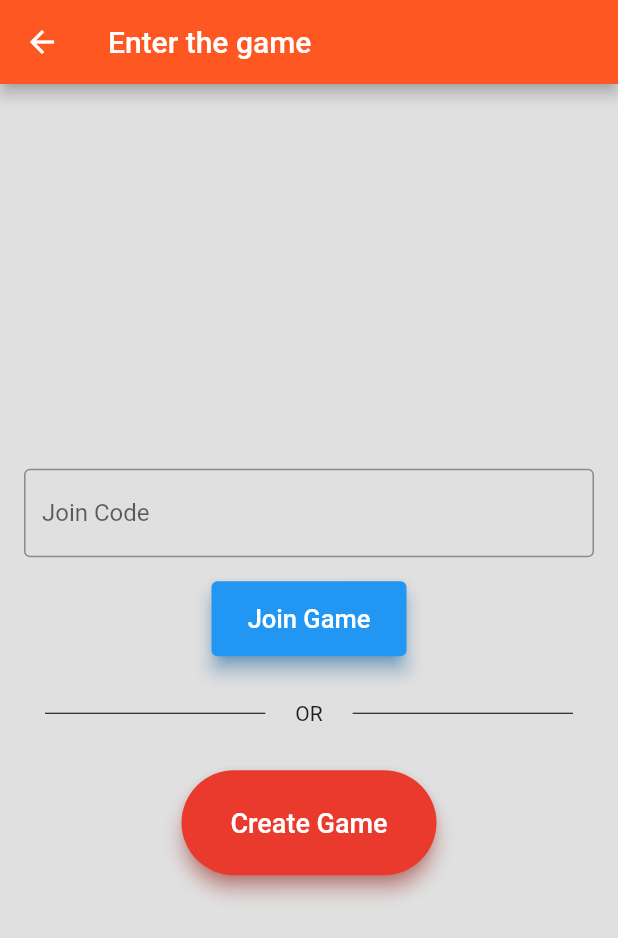
After one commit to Assassinators-who-s-next/Sign-In-Authentication-Who-s-Next, a Flutter app: the LoggedInJoinCreatePage screen opened directly, on a phone screen of 412 x 824 dp. The commit adds this screen. Shown: the top 938 px of the screen. Run offline on Flutter 3.47's test engine with Material 2 defaults, Android fonts, the phone set to English and light mode, and no system bars; our stand-ins replace cloud_firestore, firebase_auth, firebase_core, firebase_storage, google_sign_in, shared_preferences; accounts and stored records are empty.

Commit message:
Actually fixed nav when logged in join/create

```diff
--- a/lib/components/game_list_drawer.dart
+++ b/lib/components/game_list_drawer.dart
@@ -1,6 +1,8 @@
 import 'package:flutter/material.dart';
 import 'package:flutter/widgets.dart';
 import 'package:basic_auth/pages/join_create_game_page.dart';
+
+import '../pages/logged_in_join_create_game_page.dart';
 
 class GameListDrawer extends StatelessWidget {
   const GameListDrawer({super.key, required this.numActiveGames, required this.screenWidth, required this.screenHeight, required this.content});
@@ -28,7 +30,7 @@ class GameListDrawer extends StatelessWidget {
                 onPressed: () {
 
                   Navigator.pushReplacement(context,MaterialPageRoute(
-                    builder: (context) => JoinCreatePage(),
+                    builder: (context) => LoggedInJoinCreatePage(),
                   ));
                   //print('go to join/create page');
                 },
--- /dev/null
+++ b/lib/pages/logged_in_join_create_game_page.dart
@@ -0,0 +1,164 @@
+import 'package:basic_auth/auth.dart';
+import 'package:basic_auth/pages/create_game_page.dart';
+import 'package:flutter/material.dart';
+import '../networking.dart';
+import 'home_page.dart';
+import '../game_group.dart';
+import '../player.dart';
+
+import 'package:basic_auth/models/match_options.dart';
+import 'package:firebase_auth/firebase_auth.dart';
+
+class LoggedInJoinCreatePage extends StatelessWidget {
+  var createButtonColor = Color.fromARGB(255, 233, 58, 45);
+  var joinButtonColor = Colors.blue;
+
+  LoggedInJoinCreatePage({super.key});
+  final _formKey = GlobalKey<FormState>();
+  TextEditingController gameCodeController = TextEditingController();
+
+  void JoinGame(BuildContext context) async {
+    print("Join Game button pressed");
+    User? user = FirebaseAuth.instance.currentUser;
+    join_game(context, gameCodeController.text, user?.uid);
+    Navigator.pushReplacement(
+      context,
+      MaterialPageRoute(builder: (BuildContext context) => (HomePage())),
+    );
+
+    // Navigator.push(
+    //   context,
+    //   MaterialPageRoute(builder: (context) => HomePage()),
+    // );
+  }
+
+  void CreateGame(BuildContext context) async {
+    print("Create Game button pressed");
+    User? user = FirebaseAuth.instance.currentUser;
+    MatchOptions placeholderMatchOptions = MatchOptions(
+      'Single',
+      'Fixed',
+      5,
+      'Limited',
+      60,
+      'Area A',
+      'Helmet',
+    );
+    createGame(context, user?.uid, placeholderMatchOptions);
+
+    // Navigator.pushReplacement(
+    //   context,
+    //   MaterialPageRoute(builder: (BuildContext context) => (CreateGamePage())),
+    // );
+
+    Navigator.push(
+      context,
+      MaterialPageRoute(builder: (context) => CreateGamePage()),
+    );
+  }
+
+  @override
+  Widget build(BuildContext context) {
+    return Scaffold(
+        backgroundColor: Colors.grey[300],
+        appBar: AppBar(
+          title: Text('Enter the game'),
+          leading: IconButton(
+            icon: Icon(Icons.arrow_back),
+            onPressed: () {
+              Navigator.pushReplacement(
+                context,
+                MaterialPageRoute(builder: (BuildContext context) => (HomePage())),
+              );
+            },
+          ),
+        ),
+
+        // safe area ignores 'notch area' on different phone shapes
+        body: SafeArea(
+          child: Center(
+            child: Column(
+              mainAxisAlignment: MainAxisAlignment.center,
+              children: [
+                Padding(
+                  padding: const EdgeInsets.all(16.0),
+                  child: TextFormField(
+                    controller: gameCodeController,
+                    decoration: InputDecoration(
+                      labelText: 'Join Code',
+                      border: OutlineInputBorder(),
+                    ),
+                  ),
+                ),
+                Column(
+                  mainAxisAlignment: MainAxisAlignment.center,
+                  children: [
+                    //This is Join Game Button
+                    SizedBox(
+                      width: 130,
+                      height: 50,
+                      child: ElevatedButton(
+                        style: ElevatedButton.styleFrom(
+                          primary: joinButtonColor, // background color
+                          onPrimary: Colors.white, // foreground color
+                          shadowColor: joinButtonColor, // elevation color
+                          elevation: 5, // elevation of button
+                        ),
+                        onPressed: () => JoinGame(context),
+                        child: Text('Join Game',
+                            style: (TextStyle(fontSize: 17.0))),
+                      ),
+                    ),
+                    SizedBox(height: 20.0),
+                    Row(children: [
+                      Expanded(
+                        child: new Container(
+                            margin:
+                                const EdgeInsets.only(left: 30.0, right: 20.0),
+                            child: Divider(
+                              color: Colors.black,
+                              height: 36,
+                            )),
+                      ),
+                      Text("OR"),
+                      Expanded(
+                        child: new Container(
+                            margin:
+                                const EdgeInsets.only(left: 20.0, right: 30.0),
+                            child: Divider(
+                              color: Colors.black,
+                              height: 36,
+                            )),
+                      ),
+                    ]),
+                    SizedBox(height: 20.0),
+                    // This is Create Game Button
+                    SizedBox(
+                      width: 170.0,
+                      height: 70.0,
+                      child: ElevatedButton(
+                        style: ElevatedButton.styleFrom(
+                            primary: createButtonColor, // background color
+                            onPrimary: Colors.white, // foreground color
+                            shadowColor: createButtonColor, // elevation color
+                            elevation: 5, // elevation of button
+                            shape: StadiumBorder()),
+                        onPressed: () {
+                          Navigator.push(
+                            context,
+                            MaterialPageRoute(
+                                builder: (context) => CreateGamePage()),
+                          );
+                        },
+                        child: const Text('Create Game',
+                            style: TextStyle(fontSize: 18.0)),
+                      ),
+                    )
+                  ],
+                ),
+              ],
+            ),
+          ),
+        ));
+  }
+}
--- a/lib/pages/login_page.dart
+++ b/lib/pages/login_page.dart
@@ -145,7 +145,7 @@ class _LoginPageState extends State<LoginPage> {
                           builder: (context) => JoinCreatePage(),
                         ))
                   },
-                  child: Text('debug: -> joingamepage',
+                  child: const Text('debug: -> joingamepage',
                       style: (TextStyle(fontSize: 10.0))),
                 ),
                 const SizedBox(height: 25),
```
